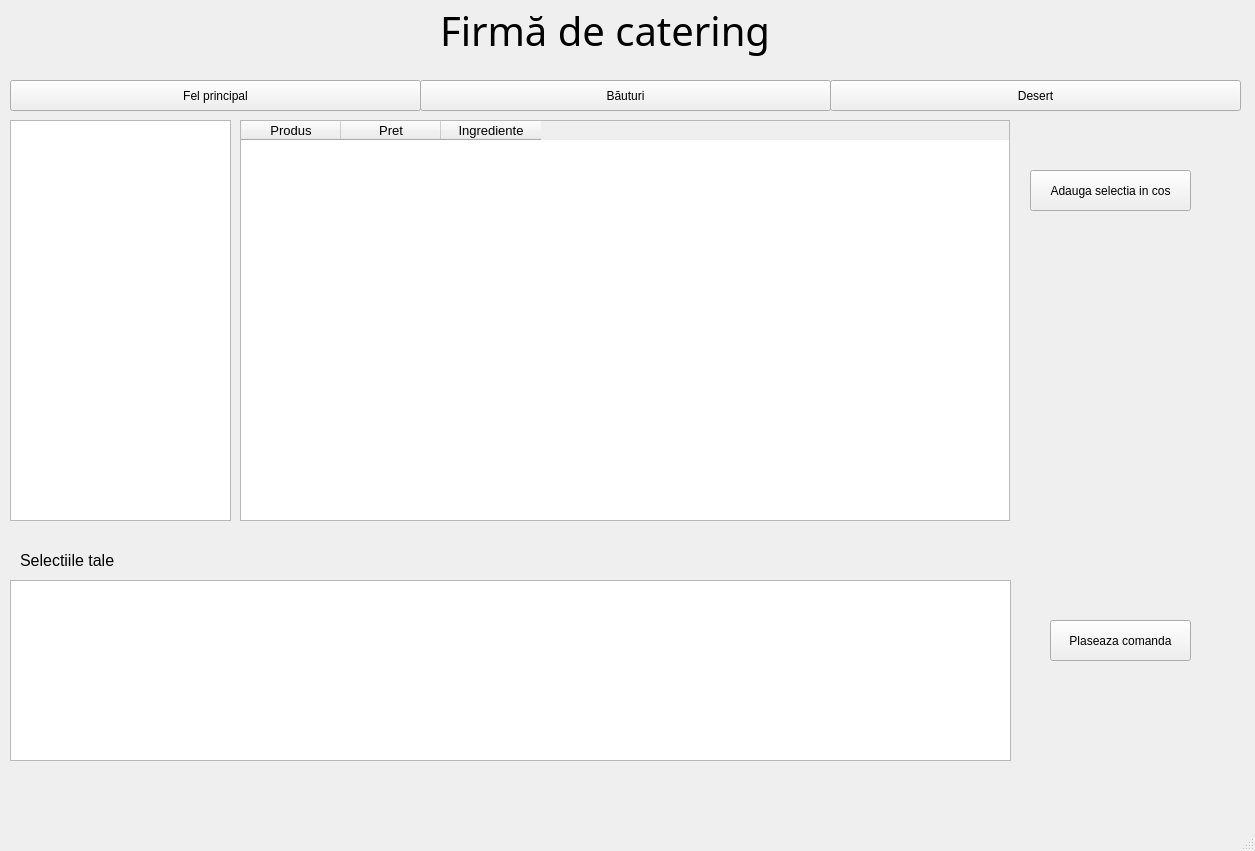
Before: the Qt Designer form mainWindow.ui in monicabulboaca/Proiect-Baze-de-Date-Firma-de-catering, drawn with Qt 5.
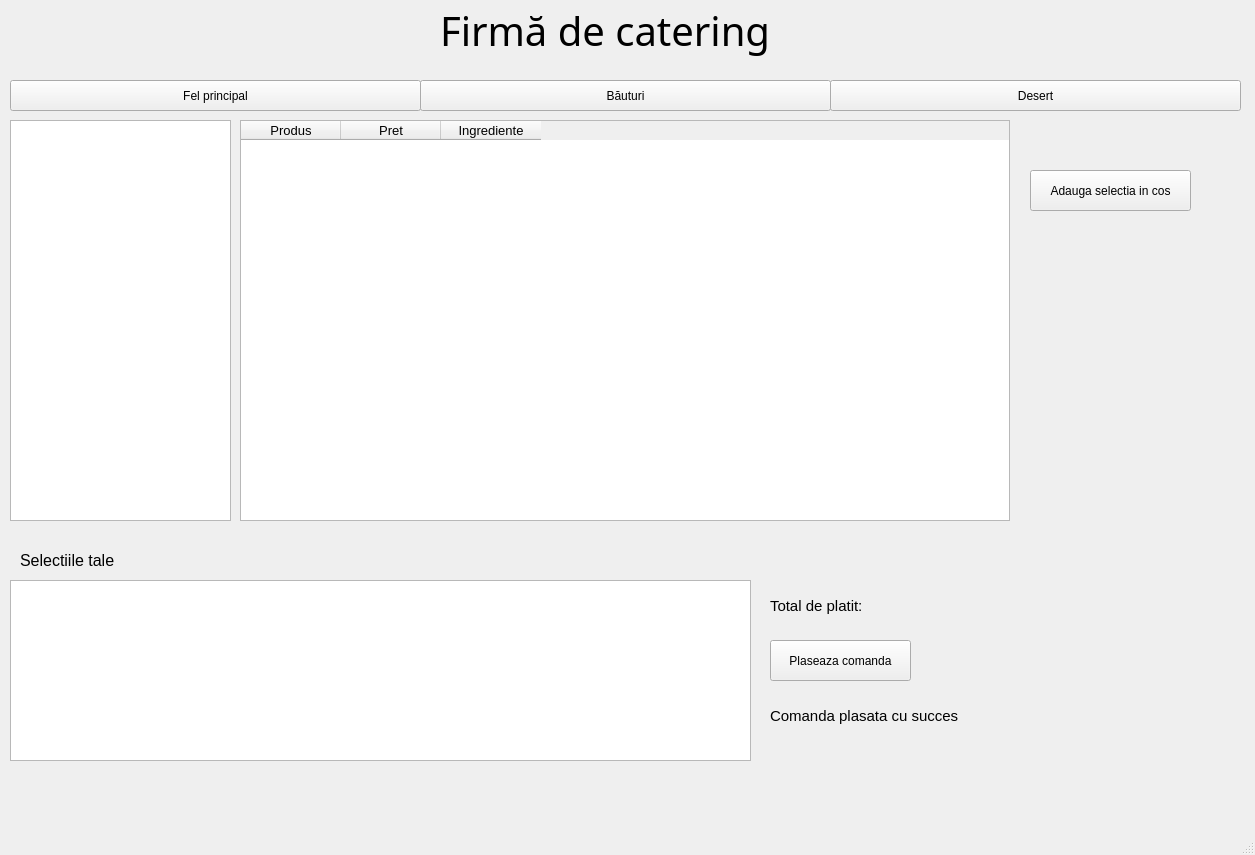
After: the same form once the commit is applied.

Commit message: -modified ui and script for comenzi

The edit to the form file:
```diff
--- a/mainWindow.ui
+++ b/mainWindow.ui
@@ -7,7 +7,7 @@
     <x>0</x>
     <y>0</y>
     <width>1255</width>
-    <height>851</height>
+    <height>855</height>
    </rect>
   </property>
   <property name="windowTitle">
@@ -139,7 +139,7 @@
      <rect>
       <x>10</x>
       <y>580</y>
-      <width>1001</width>
+      <width>741</width>
       <height>181</height>
      </rect>
     </property>
@@ -178,8 +178,8 @@
    <widget class="QPushButton" name="btn_plaseaza_cmd">
     <property name="geometry">
      <rect>
-      <x>1050</x>
-      <y>620</y>
+      <x>770</x>
+      <y>640</y>
       <width>141</width>
       <height>41</height>
      </rect>
@@ -188,6 +188,42 @@
      <string>Plaseaza comanda</string>
     </property>
    </widget>
+   <widget class="QLabel" name="lbl_total_plata">
+    <property name="geometry">
+     <rect>
+      <x>770</x>
+      <y>590</y>
+      <width>151</width>
+      <height>31</height>
+     </rect>
+    </property>
+    <property name="font">
+     <font>
+      <pointsize>11</pointsize>
+     </font>
+    </property>
+    <property name="text">
+     <string>Total de platit:</string>
+    </property>
+   </widget>
+   <widget class="QLabel" name="lbl_succes">
+    <property name="geometry">
+     <rect>
+      <x>770</x>
+      <y>690</y>
+      <width>251</width>
+      <height>51</height>
+     </rect>
+    </property>
+    <property name="font">
+     <font>
+      <pointsize>11</pointsize>
+     </font>
+    </property>
+    <property name="text">
+     <string>Comanda plasata cu succes</string>
+    </property>
+   </widget>
   </widget>
   <widget class="QMenuBar" name="menubar">
    <property name="geometry">
```
The commit also changes 3 other files.
